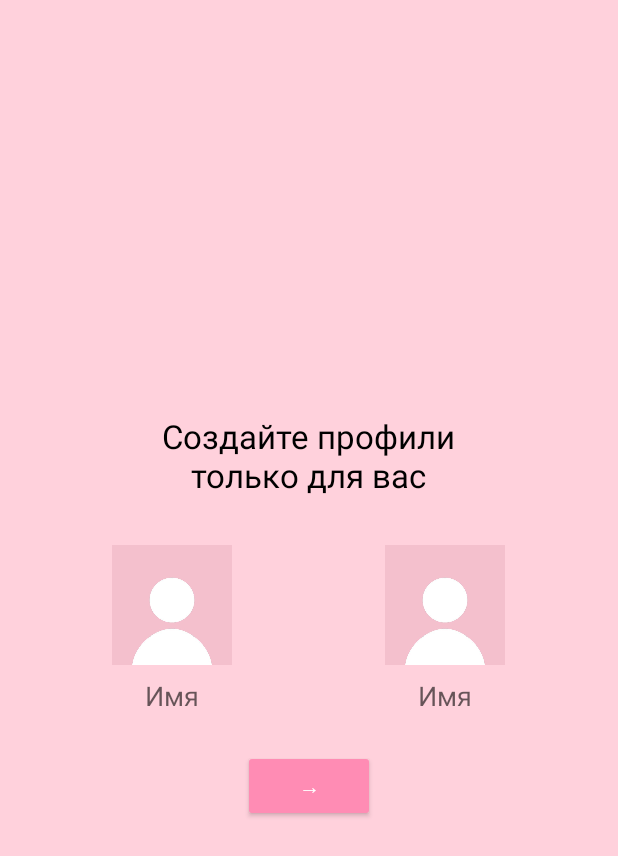
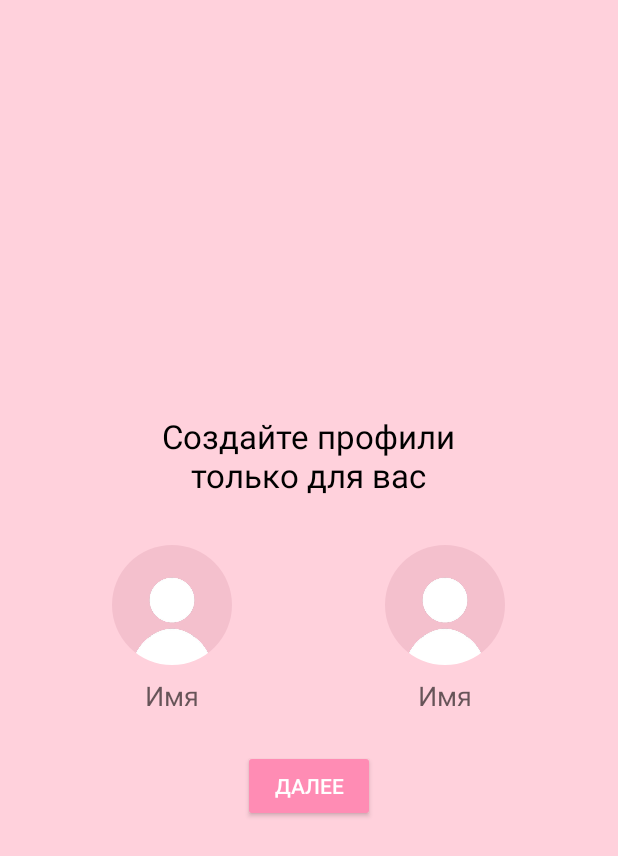
Before and after one commit to 9I3BA/love-widget, an Android app: the ProfileSetupActivity screen opened directly, with no data from a screen before it, on a phone screen of 412 x 824 dp. Shown: the top 856 px of the screen. Run offline under Robolectric (Android 15) with nearby library versions, the phone set to English and light mode, and no system bars.

Commit message:
округлил фото там где это нужно

```diff
--- a/app/src/main/res/layout/activity_date_picker.xml
+++ b/app/src/main/res/layout/activity_date_picker.xml
@@ -56,7 +56,7 @@
         android:id="@+id/btnNext"
         android:layout_width="wrap_content"
         android:layout_height="wrap_content"
-        android:text="→"
+        android:text="Далее"
         android:backgroundTint="@color/dark_pink"
         android:textColor="@color/white"
         app:layout_constraintBottom_toBottomOf="parent"
--- a/app/src/main/res/layout/activity_profile_setup.xml
+++ b/app/src/main/res/layout/activity_profile_setup.xml
@@ -2,6 +2,7 @@
 <LinearLayout xmlns:android="http://schemas.android.com/apk/res/android"
     android:layout_width="match_parent"
     android:layout_height="match_parent"
+    xmlns:app="http://schemas.android.com/apk/res-auto"
     android:background="@color/pink"
     android:gravity="center"
     android:orientation="vertical"
@@ -30,7 +31,7 @@
             android:orientation="vertical"
             android:gravity="center">
 
-            <ImageView
+            <com.google.android.material.imageview.ShapeableImageView
                 android:id="@+id/ivAvatar1"
                 android:layout_width="80dp"
                 android:layout_height="80dp"
@@ -39,7 +40,9 @@
                 android:contentDescription="Ваш аватар"
                 android:clickable="true"
                 android:focusable="true"
-                android:scaleType="centerCrop" />
+                android:scaleType="centerCrop"
+                app:shapeAppearanceOverlay="@style/CircularImageView" />
+
 
             <EditText
                 android:id="@+id/etName1"
@@ -59,7 +62,7 @@
             android:orientation="vertical"
             android:gravity="center">
 
-            <ImageView
+            <com.google.android.material.imageview.ShapeableImageView
                 android:id="@+id/ivAvatar2"
                 android:layout_width="80dp"
                 android:layout_height="80dp"
@@ -68,7 +71,9 @@
                 android:contentDescription="Аватар партнёра"
                 android:clickable="true"
                 android:focusable="true"
-                android:scaleType="centerCrop" />
+                android:scaleType="centerCrop"
+                app:shapeAppearanceOverlay="@style/CircularImageView" />
+
 
             <EditText
                 android:id="@+id/etName2"
@@ -86,7 +91,7 @@
         android:id="@+id/btnNext"
         android:layout_width="wrap_content"
         android:layout_height="wrap_content"
-        android:text="→"
+        android:text="Далее"
         android:backgroundTint="@color/dark_pink"
         android:textColor="@color/white" />
 
```
Also changed, not shown: app/src/main/res/drawable/bg_rounded.xml (added, +10 -0 lines), app/src/main/res/layout/activity_settings.xml (+12 -8 lines), app/src/main/res/layout/activity_welcome.xml (+5 -3 lines).
